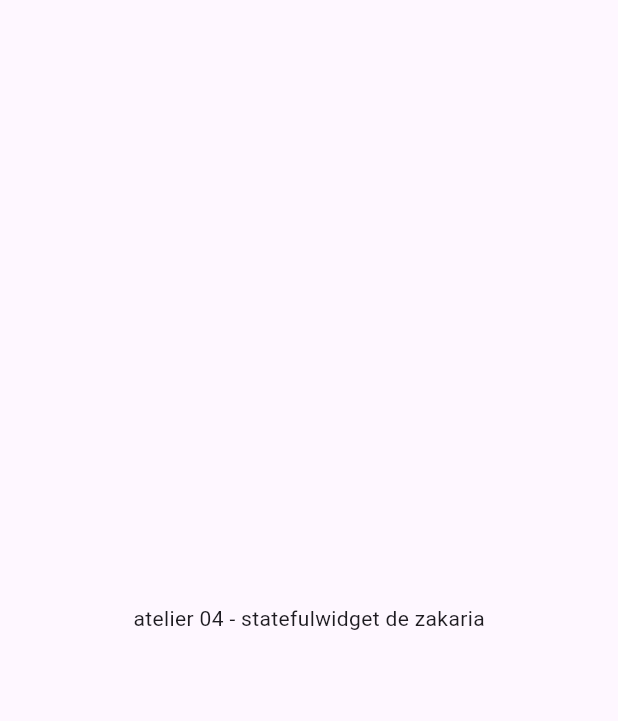
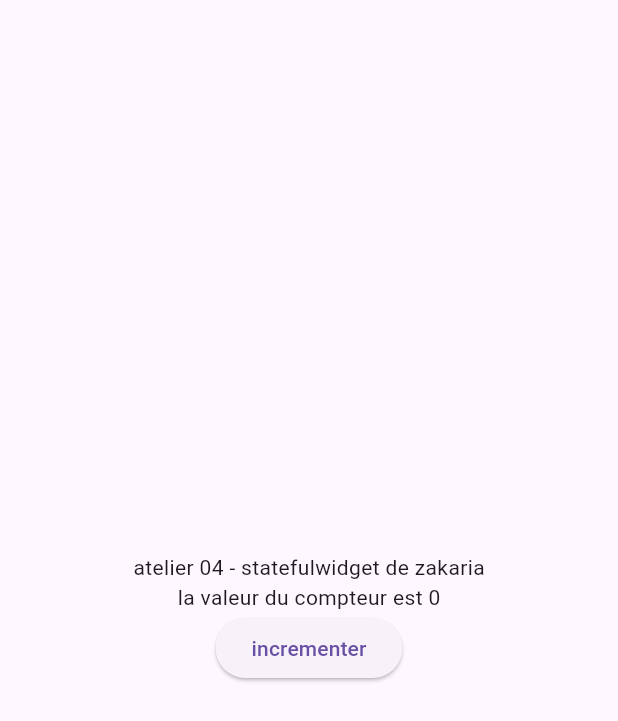
Before and after one commit to zakariadjellouli/flutter_atelier_04, a Flutter app: the screen it shows after launch, on a phone screen of 412 x 824 dp. Shown: the top 721 px of the screen. Run offline on Flutter 3.47's test engine with Material 3 defaults, Android fonts, the light colour scheme and no system bars.

Commit message:
etape 3 : commit de question 4

```diff
--- a/lib/main.dart
+++ b/lib/main.dart
@@ -12,6 +12,7 @@ class MyWidget extends StatefulWidget {
 }
 
 class _MyWidgetState extends State<MyWidget> {
+  int compteur = 0;
   @override
   Widget build(BuildContext context) {
     return MaterialApp(
@@ -19,7 +20,18 @@ class _MyWidgetState extends State<MyWidget> {
         body: Center(
           child: Column(
             mainAxisAlignment: MainAxisAlignment.center,
-            children: [Text("atelier 04 - statefulwidget de zakaria")],
+            children: [
+              Text("atelier 04 - statefulwidget de zakaria"),
+              Text("la valeur du compteur est $compteur"),
+              ElevatedButton(
+                onPressed: () {
+                  setState(() {
+                    compteur++;
+                  });
+                },
+                child: Text("incrementer"),
+              ),
+            ],
           ),
         ),
       ),
```
